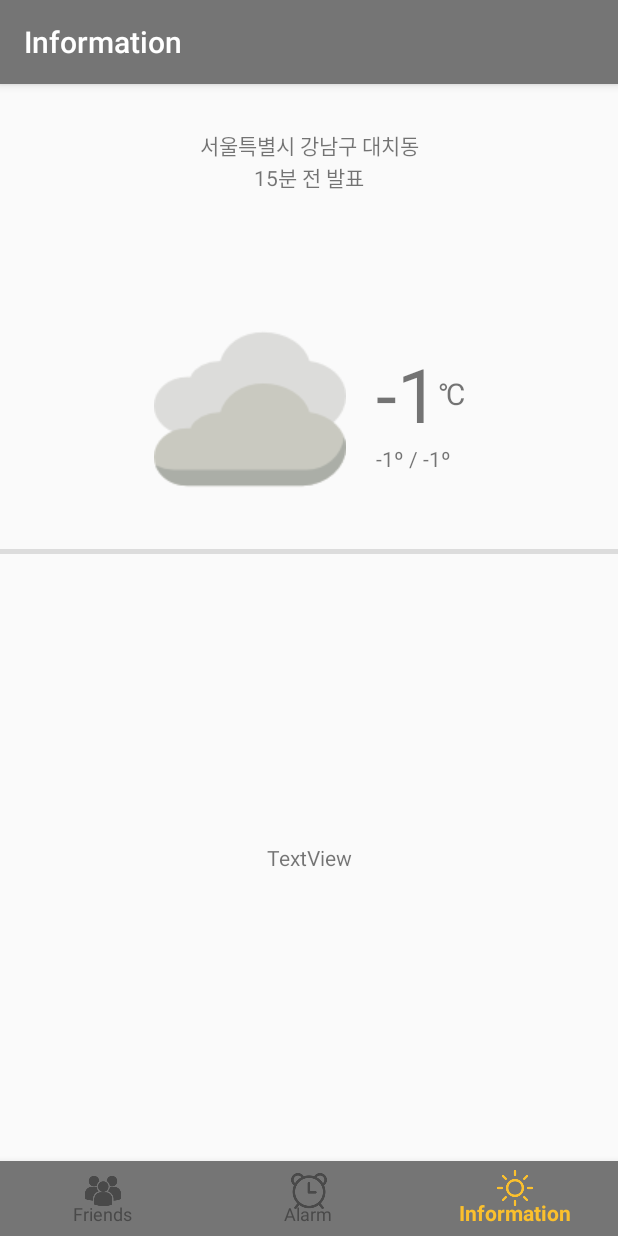
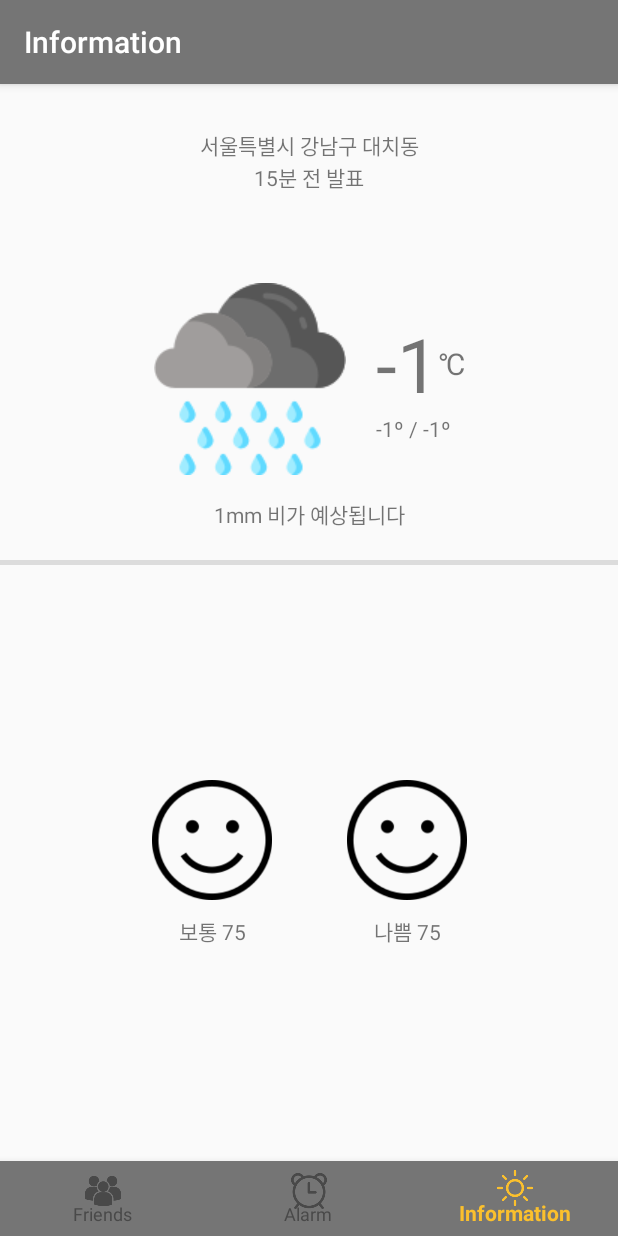
Before and after one commit to cool1726/alarmapp12, an Android app: the screen it shows after launch (MainActivity), item 3 of the bottom bar chosen, on a phone screen of 412 x 824 dp. Run offline under Robolectric (Android 15) with nearby library versions, the phone set to English and light mode, and no system bars; our stand-ins replace navigation-ui.

Commit message:
위치->주소 변환

```diff
--- a/app/src/main/java/org/siwonlee/alarmapp12/information/GetWeatherInfo.kt
+++ b/app/src/main/java/org/siwonlee/alarmapp12/information/GetWeatherInfo.kt
@@ -1,6 +1,8 @@
 package org.siwonlee.alarmapp12.information
 
 import android.content.Context
+import android.location.Address
+import android.location.Geocoder
 import android.os.Bundle
 import java.text.SimpleDateFormat
 import java.util.*
@@ -22,6 +24,7 @@ import org.siwonlee.alarmapp12.R
 import org.w3c.dom.Document
 import org.w3c.dom.Element
 import org.xml.sax.InputSource
+import java.io.IOException
 import java.net.URL
 import javax.xml.parsers.DocumentBuilderFactory
 
@@ -43,7 +46,7 @@ class GetWeatherInfo : Fragment() {
     // 현재 내 위치
     var lm : LocationManager? = null
     private val REQUEST_CODE_LOCATION : Int = 2
-    var currentLocation : String = ""
+    var strAddress : String = ""
     var dlatitude : Double = 0.0
     var dlongitude : Double = 0.0
 
@@ -79,6 +82,7 @@ class GetWeatherInfo : Fragment() {
                 dlongitude = myLocation.longitude
                 Log.d("myLocation", "myLocation : ${dlatitude}, ${dlongitude}")
 
+                //위경도 -> 좌표로 변환
                 val tmp = convertGRID_GPS(dlatitude, dlongitude)
                 Log.d("위경도 -> 격자", "x = " + tmp.x + ", y = " + tmp.y)
 
@@ -93,28 +97,24 @@ class GetWeatherInfo : Fragment() {
 
                 GetXMLTask().execute()
                 Toast.makeText(context, "${weatherTime}", Toast.LENGTH_LONG).show()
+
+                //위경도 -> 주소로 변환
+                val mGeocoder = Geocoder(activity, Locale.KOREAN)
+                var mResultList: List<Address>? = null
+                try {
+                    mResultList = mGeocoder.getFromLocation(dlatitude, dlongitude, 1)
+                    var location: TextView = view!!.findViewById(R.id.location)
+                    strAddress = mResultList[0].getAddressLine(0).substring(5)  //'대한민국' 글자 빼기 위해 substring
+                    location.setText(strAddress)
+                } catch (e: IOException) {
+                    e.printStackTrace()
+                }
             }
         }
-
-        /*val mGeocoder = Geocoder(applicationContext, Locale.KOREAN)
-        var mResultList: List<Address>? = null
-        try {
-            mResultList = mGeocoder.getFromLocation(
-                dlatitude, dlongitude, 1
-            )
-        } catch (e: IOException) {
-            e.printStackTrace()
-        }
-        if (mResultList != null) {
-            //Log.d("CheckCurrentLocation", mResultList[0].getAddressLine(0))
-            //currentLocation = mResultList[0].getAddressLine(0)
-            //currentLocation = currentLocation.substring(5)  //'대한민국' 글자 빼기 위함
-
-        }*/
     }
 
     private inner class GetXMLTask() : AsyncTask<String, Void, Document>() {
-        var txt_weather: TextView = view!!.findViewById(R.id.txt_weather)
+        //var txt_weather: TextView = view!!.findViewById(R.id.txt_weather)
         var weatherImage = view!!.findViewById<ImageView>(R.id.weatherImage)
         var rainAmount = view!!.findViewById<TextView>(R.id.rainamount)
         var temperature = view!!.findViewById<TextView>(R.id.temperature)
@@ -223,7 +223,7 @@ class GetWeatherInfo : Fragment() {
                     else if (cloud_num == 3) s += "하늘상태 = 구름 많음\n"
                     else if (cloud_num == 4) s += "하늘상태 = 흐림\n"
                 }
-                txt_weather.setText(s)
+                //txt_weather.setText(s)
 
                 super.onPostExecute(doc)
             }
@@ -232,6 +232,7 @@ class GetWeatherInfo : Fragment() {
 
     }
 
+    //GPS(latitude, longitude) -> GRID(x, y)로 바꿔주는 함수
     private fun convertGRID_GPS(lat_X: Double, lng_Y: Double): LatXLngY {
         val re = 6371.00877 // 지구 반경(km)
         val grid = 5.0 // 격자 간격(km)
--- a/app/src/main/res/layout/weather_after_ringing.xml
+++ b/app/src/main/res/layout/weather_after_ringing.xml
@@ -36,7 +36,7 @@
         android:id="@+id/linearLayout3"
         android:layout_width="wrap_content"
         android:layout_height="wrap_content"
-        android:layout_marginTop="80dp"
+        android:layout_marginTop="60dp"
         android:orientation="horizontal"
         app:layout_constraintEnd_toEndOf="parent"
         app:layout_constraintHorizontal_bias="0.5"
@@ -47,7 +47,7 @@
             android:id="@+id/weatherImage"
             android:layout_width="wrap_content"
             android:layout_height="wrap_content"
-            android:src="@drawable/cloudy"
+            android:src="@drawable/rainy"
             app:layout_constraintStart_toStartOf="parent"
             app:layout_constraintTop_toTopOf="parent" />
 
@@ -102,7 +102,8 @@
         android:id="@+id/rainamount"
         android:layout_width="wrap_content"
         android:layout_height="wrap_content"
-        android:text=""
+        android:text="1mm 비가 예상됩니다"
+        android:layout_marginTop="15dp"
         app:layout_constraintEnd_toEndOf="parent"
         app:layout_constraintStart_toStartOf="parent"
         app:layout_constraintTop_toBottomOf="@+id/linearLayout3" />
@@ -111,23 +112,72 @@
         android:id="@+id/divider"
         android:layout_width="match_parent"
         android:layout_height="3dp"
-        android:layout_marginTop="10dp"
+        android:layout_marginTop="20dp"
         android:background="?android:attr/listDivider"
         app:layout_constraintEnd_toEndOf="parent"
         app:layout_constraintHorizontal_bias="0.5"
         app:layout_constraintStart_toStartOf="parent"
         app:layout_constraintTop_toBottomOf="@+id/rainamount" />
 
-    <TextView
-        android:id="@+id/txt_weather"
+    <LinearLayout
+        android:id="@+id/dustlayout"
         android:layout_width="wrap_content"
         android:layout_height="wrap_content"
-        android:text="TextView"
+        android:orientation="horizontal"
         app:layout_constraintBottom_toBottomOf="parent"
         app:layout_constraintEnd_toEndOf="parent"
-        app:layout_constraintHorizontal_bias="0.5"
         app:layout_constraintStart_toStartOf="parent"
-        app:layout_constraintTop_toBottomOf="@+id/divider" />
+        app:layout_constraintTop_toBottomOf="@id/divider">
+
+        <LinearLayout
+            android:id="@+id/dust1"
+            android:layout_width="wrap_content"
+            android:layout_height="wrap_content"
+            android:layout_weight="0"
+            android:orientation="vertical">
+
+            <ImageView
+                android:id="@+id/img_dust1"
+                android:layout_width="80dp"
+                android:layout_height="80dp"
+                app:srcCompat="@drawable/dust_good" />
+
+            <TextView
+                android:id="@+id/txt_dust1"
+                android:layout_width="match_parent"
+                android:layout_height="wrap_content"
+                android:gravity="center"
+                android:layout_marginTop="10dp"
+                android:text="보통 75" />
+        </LinearLayout>
+
+        <Space
+            android:layout_width="50dp"
+            android:layout_height="wrap_content"
+            android:layout_weight="1" />
+
+        <LinearLayout
+            android:id="@+id/dust2"
+            android:layout_width="wrap_content"
+            android:layout_height="wrap_content"
+            android:layout_weight="0"
+            android:orientation="vertical">
+
+            <ImageView
+                android:id="@+id/img_dust2"
+                android:layout_width="80dp"
+                android:layout_height="80dp"
+                app:srcCompat="@drawable/dust_good" />
+
+            <TextView
+                android:id="@+id/txt_dust2"
+                android:layout_width="match_parent"
+                android:layout_height="wrap_content"
+                android:gravity="center"
+                android:layout_marginTop="10dp"
+                android:text="나쁨 75" />
+        </LinearLayout>
+    </LinearLayout>
 
 
 </androidx.constraintlayout.widget.ConstraintLayout>
```
Also changed, not shown: app/src/main/res/drawable/dust_bad.png (added), app/src/main/res/drawable/dust_good.png (added), app/src/main/res/drawable/dust_soso.png (added).
